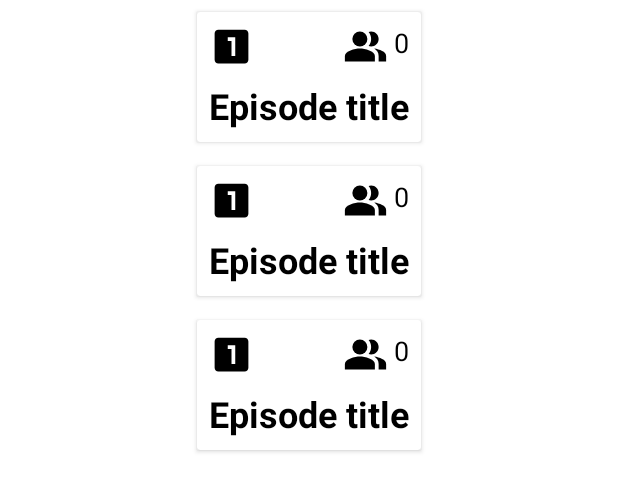
After one commit to VectorMath/Sber_AndroidSchool2021_Rick_and_Morty, an Android app: the layout fragment_list_episodes.xml on its own in the app's theme, with its tools: preview values and no code run, on a phone screen of 412 x 824 dp. The commit adds this screen. Shown: the top 491 px of the screen. Run offline under Robolectric (Android 15) with nearby library versions, the phone set to English and light mode, and no system bars.

Commit message:
Create first layouts

```diff
--- a/app/build.gradle
+++ b/app/build.gradle
@@ -61,4 +61,8 @@ dependencies {
     // Truth
     def truth_version = "1.1.3"
     testImplementation "com.google.truth:truth:$truth_version"
+
+    // CircleImageView
+    def circle_imageView_version = "3.1.0"
+    implementation "de.hdodenhof:circleimageview:$circle_imageView_version"
 }
--- /dev/null
+++ b/app/src/main/res/drawable/ic_first_season_black.xml
@@ -0,0 +1,10 @@
+<vector xmlns:android="http://schemas.android.com/apk/res/android"
+    android:width="24dp"
+    android:height="24dp"
+    android:viewportWidth="24"
+    android:viewportHeight="24"
+    android:tint="@color/black">
+  <path
+      android:fillColor="@android:color/white"
+      android:pathData="M19,3L5,3c-1.1,0 -2,0.9 -2,2v14c0,1.1 0.9,2 2,2h14c1.1,0 2,-0.9 2,-2L21,5c0,-1.1 -0.9,-2 -2,-2zM14,17h-2L12,9h-2L10,7h4v10z"/>
+</vector>
--- /dev/null
+++ b/app/src/main/res/drawable/ic_population_black.xml
@@ -0,0 +1,23 @@
+<vector xmlns:android="http://schemas.android.com/apk/res/android"
+    android:width="24dp"
+    android:height="24dp"
+    android:viewportWidth="24"
+    android:viewportHeight="24"
+    android:tint="@color/black">
+  <path
+      android:fillColor="@android:color/white"
+      android:pathData="M16.67,13.13C18.04,14.06 19,15.32 19,17v3h4v-3C23,14.82 19.43,13.53 16.67,13.13z"
+      android:fillType="evenOdd"/>
+  <path
+      android:fillColor="@android:color/white"
+      android:pathData="M9,8m-4,0a4,4 0,1 1,8 0a4,4 0,1 1,-8 0"
+      android:fillType="evenOdd"/>
+  <path
+      android:fillColor="@android:color/white"
+      android:pathData="M15,12c2.21,0 4,-1.79 4,-4c0,-2.21 -1.79,-4 -4,-4c-0.47,0 -0.91,0.1 -1.33,0.24C14.5,5.27 15,6.58 15,8s-0.5,2.73 -1.33,3.76C14.09,11.9 14.53,12 15,12z"
+      android:fillType="evenOdd"/>
+  <path
+      android:fillColor="@android:color/white"
+      android:pathData="M9,13c-2.67,0 -8,1.34 -8,4v3h16v-3C17,14.34 11.67,13 9,13z"
+      android:fillType="evenOdd"/>
+</vector>
--- /dev/null
+++ b/app/src/main/res/layout/fragment_list_episodes.xml
@@ -0,0 +1,15 @@
+<?xml version="1.0" encoding="utf-8"?>
+<LinearLayout xmlns:android="http://schemas.android.com/apk/res/android"
+    android:layout_width="match_parent"
+    android:layout_height="match_parent"
+    xmlns:tools="http://schemas.android.com/tools"
+    android:orientation="vertical">
+
+    <androidx.recyclerview.widget.RecyclerView
+        android:layout_gravity="center"
+        tools:listitem="@layout/item_episode"
+        android:id="@+id/recyclerView_episodes"
+        android:layout_width="wrap_content"
+        android:layout_height="match_parent" />
+
+</LinearLayout>
--- /dev/null
+++ b/app/src/main/res/layout/item_episode.xml
@@ -0,0 +1,64 @@
+<?xml version="1.0" encoding="utf-8"?>
+<androidx.cardview.widget.CardView xmlns:android="http://schemas.android.com/apk/res/android"
+    xmlns:app="http://schemas.android.com/apk/res-auto"
+    android:layout_width="wrap_content"
+    android:layout_height="wrap_content"
+    android:layout_margin="@dimen/medium_margin"
+    android:layout_gravity="center">
+
+    <androidx.constraintlayout.widget.ConstraintLayout
+        android:layout_width="wrap_content"
+        android:layout_height="wrap_content">
+
+        <ImageView
+            android:id="@+id/episodeSeasonNumb_imageView"
+            android:layout_width="@dimen/item_episodeSeasonNumbImage_width"
+            android:layout_height="@dimen/item_episodeSeasonNumbImage_height"
+            android:layout_marginTop="@dimen/medium_margin"
+            android:src="@drawable/ic_first_season_black"
+            app:layout_constraintStart_toStartOf="@+id/episodeTitle_textView"
+            app:layout_constraintTop_toTopOf="parent" />
+
+        <TextView
+            android:id="@+id/episodeTitle_textView"
+            android:layout_width="wrap_content"
+            android:layout_height="wrap_content"
+            android:layout_margin="@dimen/medium_margin"
+            android:gravity="center"
+            android:text="@string/episode_title"
+            android:textAlignment="center"
+            android:textColor="@color/black"
+            android:textSize="@dimen/large_textSize"
+            android:textStyle="bold"
+            app:layout_constraintBottom_toBottomOf="parent"
+            app:layout_constraintEnd_toEndOf="parent"
+            app:layout_constraintStart_toStartOf="parent"
+            app:layout_constraintTop_toBottomOf="@id/episodeSeasonNumb_imageView" />
+
+        <LinearLayout
+            android:layout_width="wrap_content"
+            android:layout_height="wrap_content"
+            android:orientation="horizontal"
+            app:layout_constraintBottom_toBottomOf="@+id/episodeSeasonNumb_imageView"
+            app:layout_constraintEnd_toEndOf="@+id/episodeTitle_textView"
+            app:layout_constraintTop_toTopOf="@+id/episodeSeasonNumb_imageView">
+
+            <ImageView
+                android:id="@+id/episode"
+                android:layout_width="@dimen/item_episodeCharactersNumbImage_width"
+                android:layout_height="@dimen/item_episodeCharactersNumbImage_height"
+                android:src="@drawable/ic_population_black" />
+
+            <TextView
+                android:layout_width="wrap_content"
+                android:layout_height="wrap_content"
+                android:layout_marginStart="@dimen/small_margin"
+                android:text="@string/episode_characters_count"
+                android:textAlignment="center"
+                android:textColor="@color/black"
+                android:textSize="@dimen/medium_textSize" />
+        </LinearLayout>
+
+    </androidx.constraintlayout.widget.ConstraintLayout>
+
+</androidx.cardview.widget.CardView>
--- /dev/null
+++ b/app/src/main/res/values/dimens.xml
@@ -0,0 +1,30 @@
+<?xml version="1.0" encoding="utf-8"?>
+<resources>
+    <!--Item character -->
+    <dimen name="item_characterImage_width">220dp</dimen>
+    <dimen name="item_characterImage_height">220dp</dimen>
+
+    <!--Item location -->
+    <dimen name="item_locationTypeImage_width">60dp</dimen>
+    <dimen name="item_locationTypeImage_height">60dp</dimen>
+    <dimen name="item_locationPopulationImage_width">30dp</dimen>
+    <dimen name="item_locationPopulationImage_height">30dp</dimen>
+
+    <!--Item episode -->
+    <dimen name="item_episodeSeasonNumbImage_width">30dp</dimen>
+    <dimen name="item_episodeSeasonNumbImage_height">30dp</dimen>
+    <dimen name="item_episodeCharactersNumbImage_width">30dp</dimen>
+    <dimen name="item_episodeCharactersNumbImage_height">30dp</dimen>
+
+    <dimen name="large_margin">16dp</dimen>
+    <dimen name="medium_margin">8dp</dimen>
+    <dimen name="small_margin">4dp</dimen>
+
+    <dimen name="large_padding">16dp</dimen>
+    <dimen name="medium_padding">8dp</dimen>
+    <dimen name="small_padding">4dp</dimen>
+
+    <dimen name="large_textSize">24sp</dimen>
+    <dimen name="medium_textSize">18sp</dimen>
+    <dimen name="small_textSize">16sp</dimen>
+</resources>
--- a/app/src/main/res/values/strings.xml
+++ b/app/src/main/res/values/strings.xml
@@ -1,3 +1,11 @@
 <resources>
     <string name="app_name">Rick And Morty</string>
+    <string name="character_name">Character name</string>
+    <string name="character_status">Status</string>
+    <string name="type_of_location">Type of location</string>
+    <string name="dimension">Dimension:</string>
+    <string name="location_title">Title</string>
+    <string name="residents_count">0</string>
+    <string name="episode_title">Episode title</string>
+    <string name="episode_characters_count">0</string>
 </resources>
```
Also changed, not shown: app/src/main/res/layout/activity_main.xml (+4 -8 lines), app/src/main/res/layout/fragment_list_characters.xml (added, +15 -0 lines), app/src/main/res/layout/fragment_list_locations.xml (added, +14 -0 lines), app/src/main/res/layout/item_character.xml (added, +52 -0 lines), app/src/main/res/layout/item_location.xml (added, +81 -0 lines).
